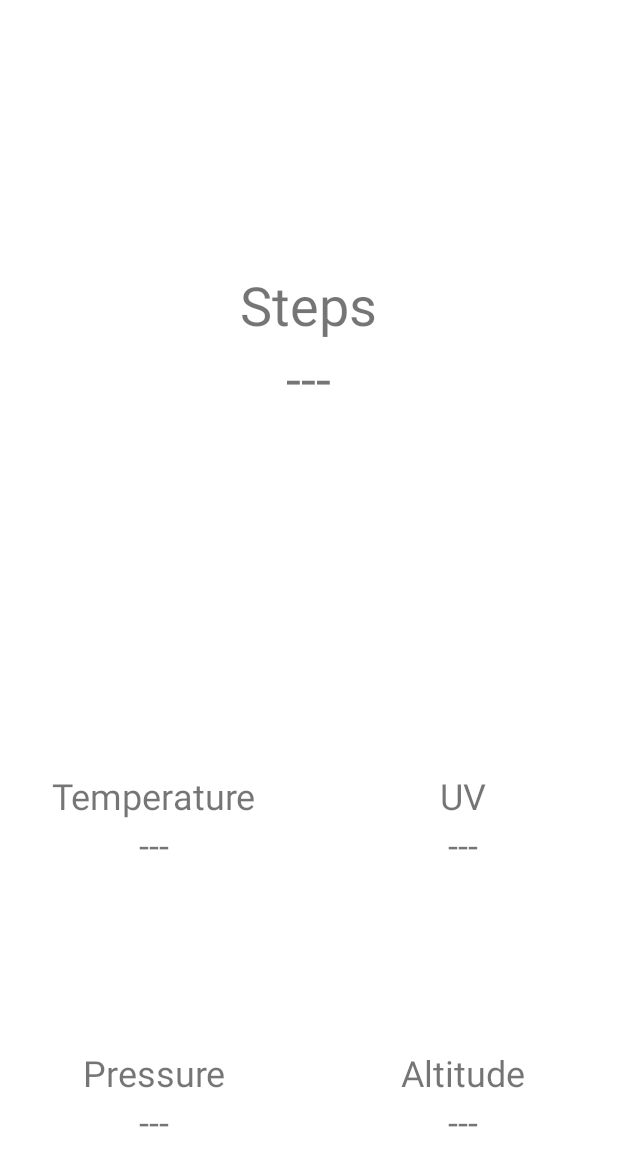
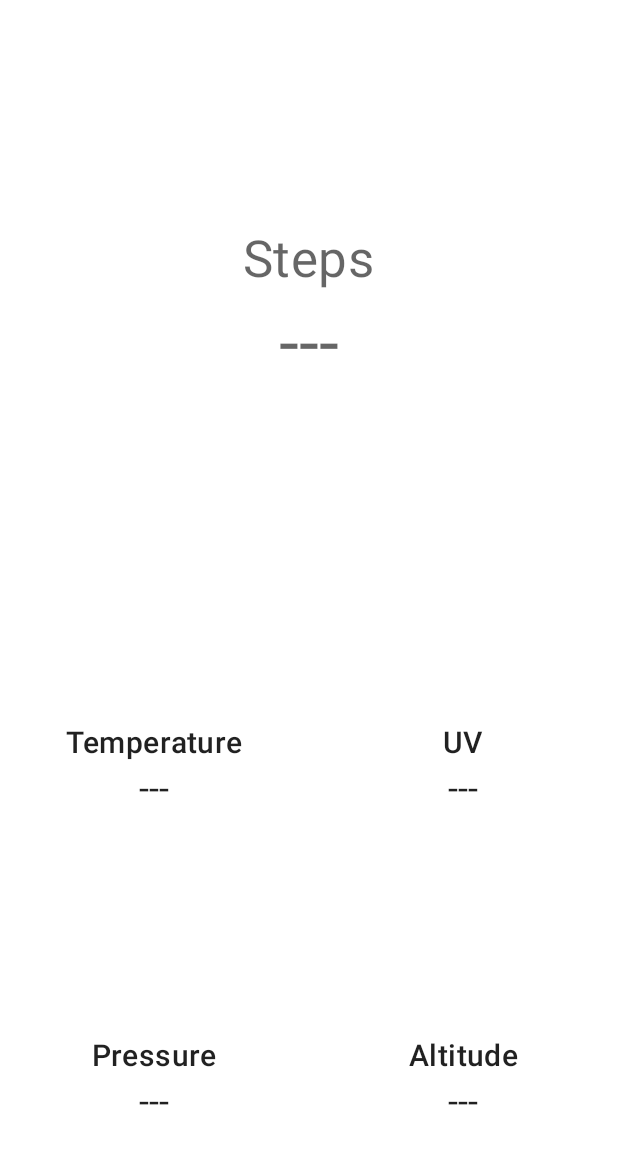
Before and after one commit to AbelChT/Reverse-Engineering-No.1-F2, an Android app: the layout fragment_data_display.xml on its own in the app's theme, with its tools: preview values and no code run, on a phone screen of 412 x 824 dp. Shown: the top 1166 px of the screen. Run offline under Robolectric (Android 15) with nearby library versions, the phone set to English and light mode, and no system bars.

Commit message:
design done

```diff
--- a/app/src/main/java/com/abelcht/n01f2smwc/UIDesignFragment.kt
+++ b/app/src/main/java/com/abelcht/n01f2smwc/UIDesignFragment.kt
@@ -34,7 +34,7 @@ class UIDesignFragment : Fragment() {
         savedInstanceState: Bundle?
     ): View? {
         // Inflate the layout for this fragment
-        return inflater.inflate(R.layout.fragment_data_display, container, false)
+        return inflater.inflate(R.layout.fragment_main, container, false)
     }
 
     companion object {
--- a/app/src/main/res/layout/fragment_data_display.xml
+++ b/app/src/main/res/layout/fragment_data_display.xml
@@ -16,20 +16,22 @@
         app:layout_columnSpan="2"
         app:layout_columnWeight="2"
         app:layout_gravity="fill_horizontal|center_vertical"
-        app:layout_rowWeight="3">
+        app:layout_rowWeight="2">
 
         <com.google.android.material.textview.MaterialTextView
             android:layout_width="wrap_content"
             android:layout_height="wrap_content"
             android:text="@string/steps"
-            android:textSize="36sp" />
+            android:textAppearance="?attr/textAppearanceHeadline4"
+            />
 
         <com.google.android.material.textview.MaterialTextView
             android:id="@+id/stepsTextView"
             android:layout_width="wrap_content"
             android:layout_height="wrap_content"
             android:text="@string/unknownValueUi"
-            android:textSize="36sp" />
+            android:textAppearance="?attr/textAppearanceHeadline3"
+            />
 
     </LinearLayout>
 
@@ -46,14 +48,14 @@
             android:layout_width="wrap_content"
             android:layout_height="wrap_content"
             android:text="@string/temperature"
-            android:textSize="24sp" />
+            android:textAppearance="?attr/textAppearanceHeadline6"/>
 
         <com.google.android.material.textview.MaterialTextView
             android:id="@+id/temperatureTextView"
             android:layout_width="wrap_content"
             android:layout_height="wrap_content"
             android:text="@string/unknownValueUi"
-            android:textSize="24sp" />
+            android:textAppearance="?attr/textAppearanceHeadline5" />
 
     </LinearLayout>
 
@@ -70,14 +72,14 @@
             android:layout_width="wrap_content"
             android:layout_height="wrap_content"
             android:text="@string/uv"
-            android:textSize="24sp" />
+            android:textAppearance="?attr/textAppearanceHeadline6" />
 
         <com.google.android.material.textview.MaterialTextView
             android:id="@+id/uvTextView"
             android:layout_width="wrap_content"
             android:layout_height="wrap_content"
             android:text="@string/unknownValueUi"
-            android:textSize="24sp" />
+            android:textAppearance="?attr/textAppearanceHeadline5"/>
 
     </LinearLayout>
 
@@ -94,14 +96,14 @@
             android:layout_width="wrap_content"
             android:layout_height="wrap_content"
             android:text="@string/pressure"
-            android:textSize="24sp" />
+            android:textAppearance="?attr/textAppearanceHeadline6" />
 
         <com.google.android.material.textview.MaterialTextView
             android:id="@+id/pressureTextView"
             android:layout_width="wrap_content"
             android:layout_height="wrap_content"
             android:text="@string/unknownValueUi"
-            android:textSize="24sp" />
+            android:textAppearance="?attr/textAppearanceHeadline5" />
 
     </LinearLayout>
 
@@ -118,14 +120,14 @@
             android:layout_width="wrap_content"
             android:layout_height="wrap_content"
             android:text="@string/altitude"
-            android:textSize="24sp" />
+            android:textAppearance="?attr/textAppearanceHeadline6" />
 
         <com.google.android.material.textview.MaterialTextView
             android:id="@+id/altitudeTextView"
             android:layout_width="wrap_content"
             android:layout_height="wrap_content"
             android:text="@string/unknownValueUi"
-            android:textSize="24sp" />
+            android:textAppearance="?attr/textAppearanceHeadline5" />
 
     </LinearLayout>
 </androidx.gridlayout.widget.GridLayout>
```
